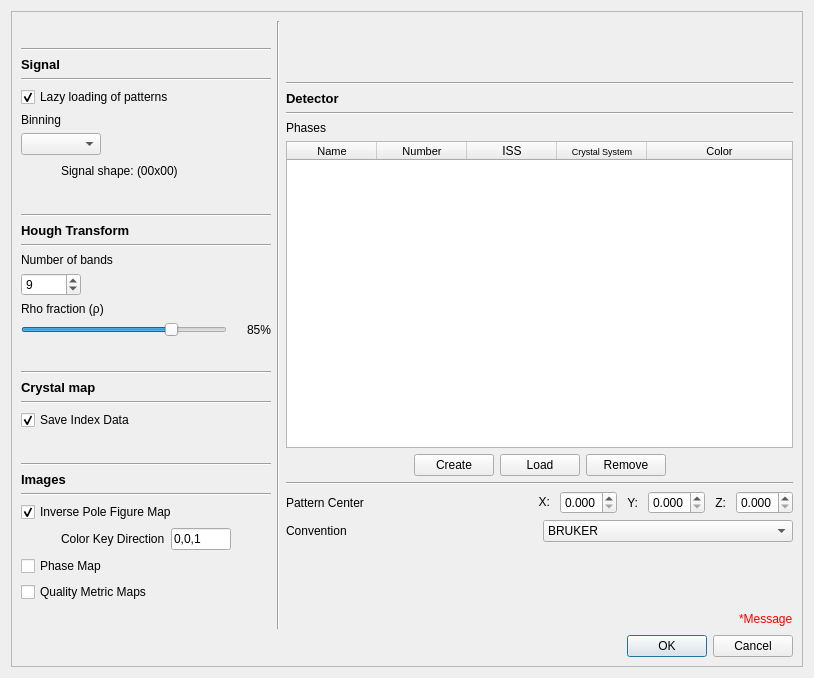
Above: ui/hi_setup.ui from EBSP-Indexer/EBSP-Indexer before the change. Below: the same form after it.
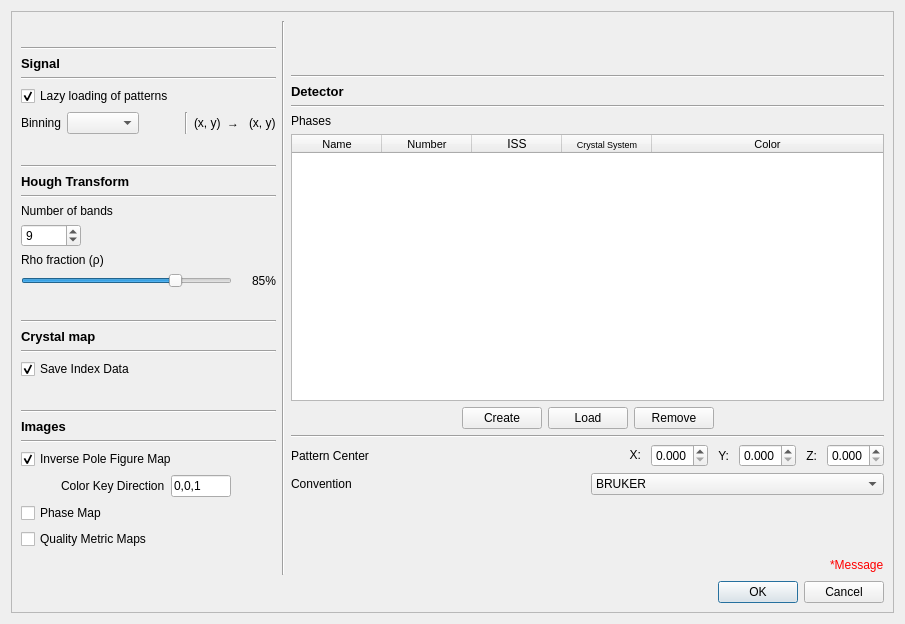
That is the form after the change.

```diff
--- a/ui/hi_setup.ui
+++ b/ui/hi_setup.ui
@@ -6,8 +6,8 @@
    <rect>
     <x>0</x>
     <y>0</y>
-    <width>814</width>
-    <height>678</height>
+    <width>905</width>
+    <height>624</height>
    </rect>
   </property>
   <property name="windowTitle">
@@ -114,45 +114,25 @@
          </layout>
         </item>
         <item>
-         <layout class="QVBoxLayout" name="verticalLayout_6">
+         <layout class="QHBoxLayout" name="horizontalLayout_13" stretch="1,2,0,0,1,0,1">
+          <property name="spacing">
+           <number>6</number>
+          </property>
           <item>
-           <layout class="QVBoxLayout" name="verticalLayout_4">
-            <item>
-             <widget class="QLabel" name="label_7">
+           <widget class="QLabel" name="label_15">
               <property name="text">
                <string>Binning</string>
               </property>
-              <property name="alignment">
-               <set>Qt::AlignLeading|Qt::AlignLeft|Qt::AlignVCenter</set>
-              </property>
              </widget>
             </item>
             <item>
-             <widget class="QComboBox" name="comboBoxBinning">
-              <property name="maximumSize">
-               <size>
-                <width>80</width>
-                <height>16777215</height>
-               </size>
-              </property>
-              <property name="toolTip">
-               <string>&lt;html&gt;&lt;head/&gt;&lt;body&gt;&lt;p&gt;Detector binning, i.e. how many pixels are binned into one, default is no binning&lt;/p&gt;&lt;/body&gt;&lt;/html&gt;</string>
-              </property>
-              <property name="layoutDirection">
-               <enum>Qt::LeftToRight</enum>
-              </property>
-             </widget>
+           <widget class="QComboBox" name="comboBoxBinning"/>
             </item>
             <item>
-             <layout class="QHBoxLayout" name="horizontalLayout_2">
-              <item>
-               <spacer name="horizontalSpacer_8">
+           <spacer name="horizontalSpacer_16">
                 <property name="orientation">
                  <enum>Qt::Horizontal</enum>
                 </property>
-                <property name="sizeType">
-                 <enum>QSizePolicy::Fixed</enum>
-                </property>
                 <property name="sizeHint" stdset="0">
                  <size>
                   <width>40</width>
@@ -162,28 +142,32 @@
                </spacer>
               </item>
               <item>
-               <widget class="QLabel" name="labelSignalShape">
+           <widget class="Line" name="line_13">
+            <property name="orientation">
+             <enum>Qt::Vertical</enum>
+            </property>
+           </widget>
+          </item>
+          <item>
+           <widget class="QLabel" name="labelOriginalSigShape">
                 <property name="text">
-                 <string>Signal shape: (00x00)</string>
+             <string>(x, y)</string>
                 </property>
                </widget>
               </item>
               <item>
-               <spacer name="horizontalSpacer_5">
-                <property name="orientation">
-                 <enum>Qt::Horizontal</enum>
-                </property>
-                <property name="sizeHint" stdset="0">
-                 <size>
-                  <width>40</width>
-                  <height>20</height>
-                 </size>
-                </property>
-               </spacer>
-              </item>
-             </layout>
-            </item>
-           </layout>
+           <widget class="QLabel" name="label_18">
+            <property name="text">
+             <string>&lt;p&gt; &amp;rarr; &lt;/p&gt;</string>
+            </property>
+           </widget>
+          </item>
+          <item>
+           <widget class="QLabel" name="labelNewSignalShape">
+            <property name="text">
+             <string>(x, y)</string>
+            </property>
+           </widget>
           </item>
          </layout>
         </item>
```
Left out of the diff: 1 changed line with no effect on the pictures. Lines whose indentation alone changed are shown as unchanged.
